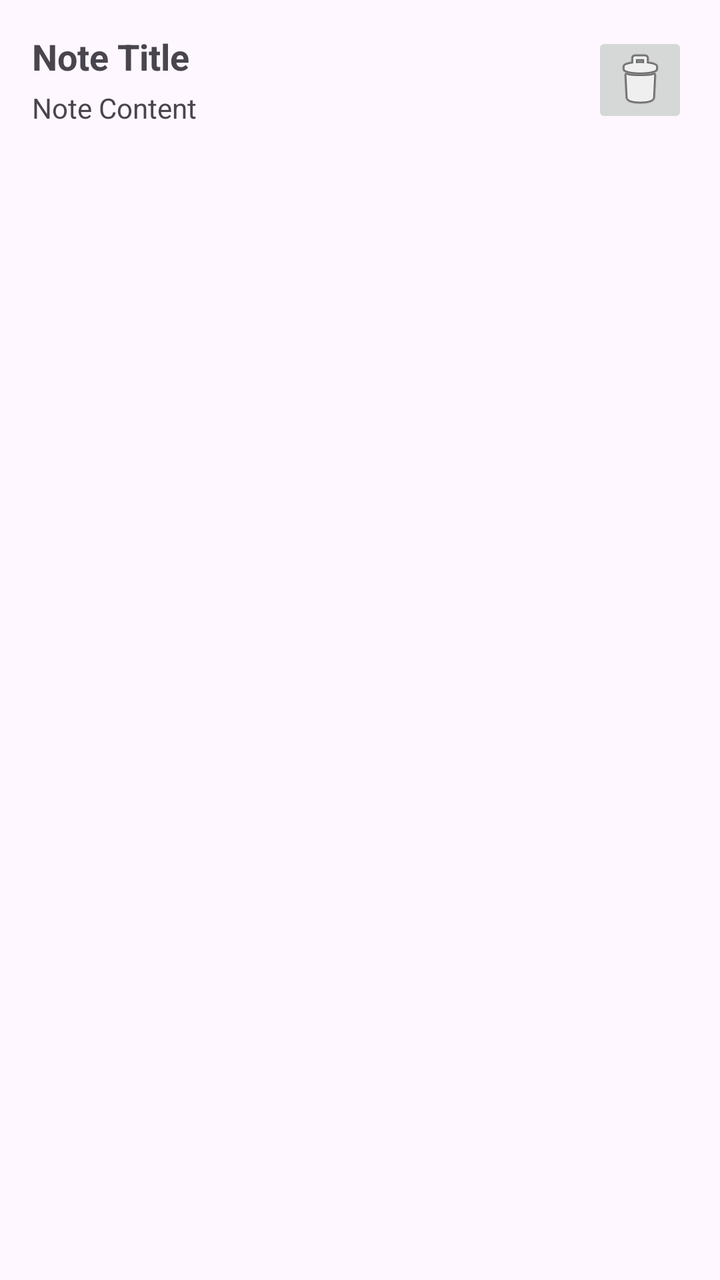
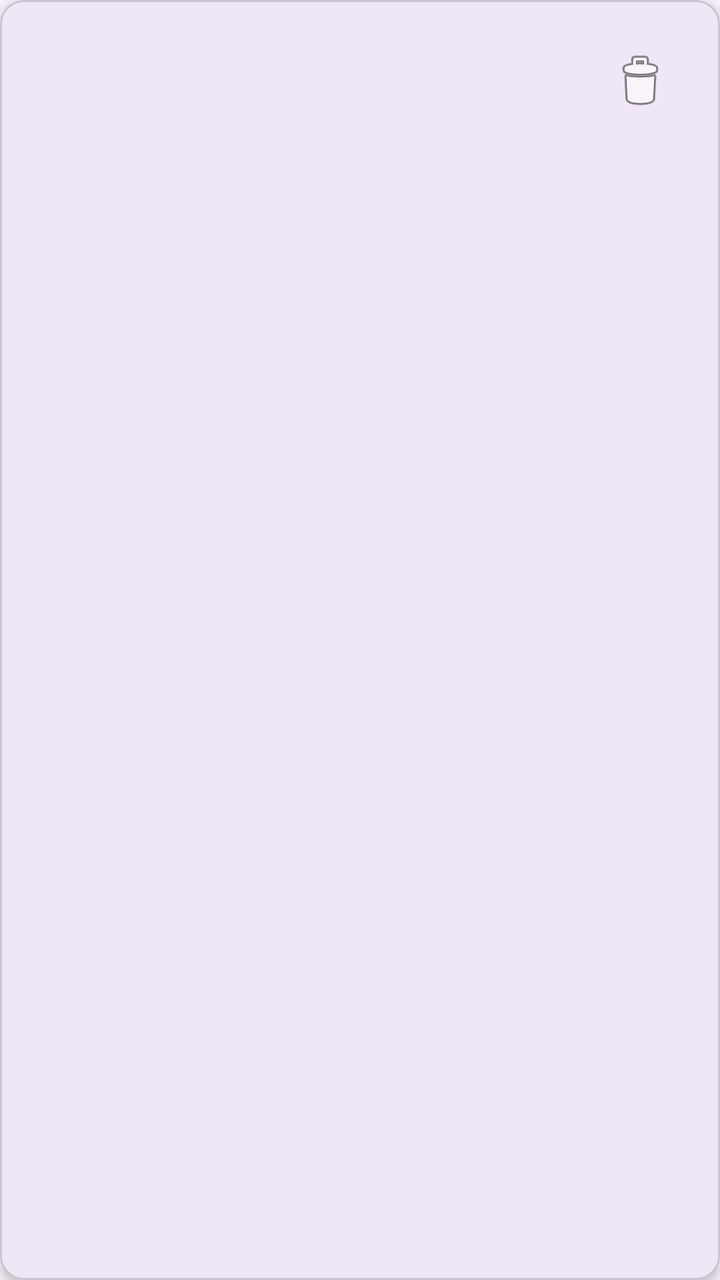

Two renders of the same Android screen: before a commit and after it. Below are the layout's source before the change and the commit's diff.
<!-- AndroidManifest.xml: application theme Theme.NoteTakingApp -->
<!-- res/layout/item_note.xml -->
<?xml version="1.0" encoding="utf-8"?>
<LinearLayout xmlns:android="http://schemas.android.com/apk/res/android"
    android:layout_width="match_parent"
    android:layout_height="wrap_content"
    android:orientation="horizontal"
    android:padding="16dp">

    <LinearLayout
        android:layout_width="0dp"
        android:layout_height="wrap_content"
        android:layout_weight="1"
        android:orientation="vertical">

        <TextView
            android:id="@+id/tvNoteTitle"
            android:layout_width="match_parent"
            android:layout_height="wrap_content"
            android:text="Note Title"
            android:textSize="18sp"
            android:textStyle="bold" />

        <TextView
            android:id="@+id/tvNoteContent"
            android:layout_width="match_parent"
            android:layout_height="wrap_content"
            android:layout_marginTop="4dp"
            android:maxLines="2"
            android:text="Note Content"
            android:textSize="14sp" />

    </LinearLayout>

    <ImageButton
        android:id="@+id/btnDelete"
        android:layout_width="48dp"
        android:layout_height="48dp"
        android:contentDescription="Delete note"
        android:src="@android:drawable/ic_menu_delete" />

</LinearLayout>
<!-- resources referenced by this layout -->
<resources>
  <style name="Theme.NoteTakingApp" parent="Base.Theme.NoteTakingApp" />
  <style name="Base.Theme.NoteTakingApp" parent="Theme.Material3.DayNight.NoActionBar">
          
          
      </style>
</resources>

<!-- the commit's change to res/layout/item_note.xml (unified diff, before → after) -->
@@ -1,40 +1,54 @@
 <?xml version="1.0" encoding="utf-8"?>
-<LinearLayout xmlns:android="http://schemas.android.com/apk/res/android"
+<com.google.android.material.card.MaterialCardView
+    xmlns:android="http://schemas.android.com/apk/res/android"
+    xmlns:app="http://schemas.android.com/apk/res-auto"
     android:layout_width="match_parent"
     android:layout_height="wrap_content"
-    android:orientation="horizontal"
-    android:padding="16dp">
+    android:layout_margin="8dp"
+    app:cardCornerRadius="12dp"
+    app:cardElevation="4dp">
 
     <LinearLayout
-        android:layout_width="0dp"
+        android:layout_width="match_parent"
         android:layout_height="wrap_content"
-        android:layout_weight="1"
-        android:orientation="vertical">
+        android:orientation="horizontal"
+        android:padding="16dp">
 
-        <TextView
-            android:id="@+id/tvNoteTitle"
-            android:layout_width="match_parent"
+        <LinearLayout
+            android:layout_width="0dp"
             android:layout_height="wrap_content"
-            android:text="Note Title"
-            android:textSize="18sp"
-            android:textStyle="bold" />
+            android:layout_weight="1"
+            android:orientation="vertical">
 
-        <TextView
-            android:id="@+id/tvNoteContent"
-            android:layout_width="match_parent"
-            android:layout_height="wrap_content"
-            android:layout_marginTop="4dp"
-            android:maxLines="2"
-            android:text="Note Content"
-            android:textSize="14sp" />
+            <TextView
+                android:id="@+id/noteTitleTextView"
+                android:layout_width="match_parent"
+                android:layout_height="wrap_content"
+                android:ellipsize="end"
+                android:maxLines="1"
+                android:textSize="18sp"
+                android:textStyle="bold" />
+
+            <TextView
+                android:id="@+id/noteContentTextView"
+                android:layout_width="match_parent"
+                android:layout_height="wrap_content"
+                android:layout_marginTop="6dp"
+                android:ellipsize="end"
+                android:maxLines="2"
+                android:textSize="14sp" />
+
+        </LinearLayout>
+
+        <ImageButton
+            android:id="@+id/deleteButton"
+            android:layout_width="48dp"
+            android:layout_height="48dp"
+            android:layout_gravity="center_vertical"
+            android:background="?attr/selectableItemBackgroundBorderless"
+            android:contentDescription="@string/delete_note"
+            android:src="@android:drawable/ic_menu_delete" />
 
     </LinearLayout>
 
-    <ImageButton
-        android:id="@+id/btnDelete"
-        android:layout_width="48dp"
-        android:layout_height="48dp"
-        android:contentDescription="Delete note"
-        android:src="@android:drawable/ic_menu_delete" />
-
-</LinearLayout>
+</com.google.android.material.card.MaterialCardView>
<!-- resource entries referenced after the edit -->
@@ -1,5 +1,6 @@
 <!-- resources referenced by this layout -->
 <resources>
+  <string name="delete_note">Delete note</string>
   <style name="Theme.NoteTakingApp" parent="Base.Theme.NoteTakingApp" />
   <style name="Base.Theme.NoteTakingApp" parent="Theme.Material3.DayNight.NoActionBar">
           
